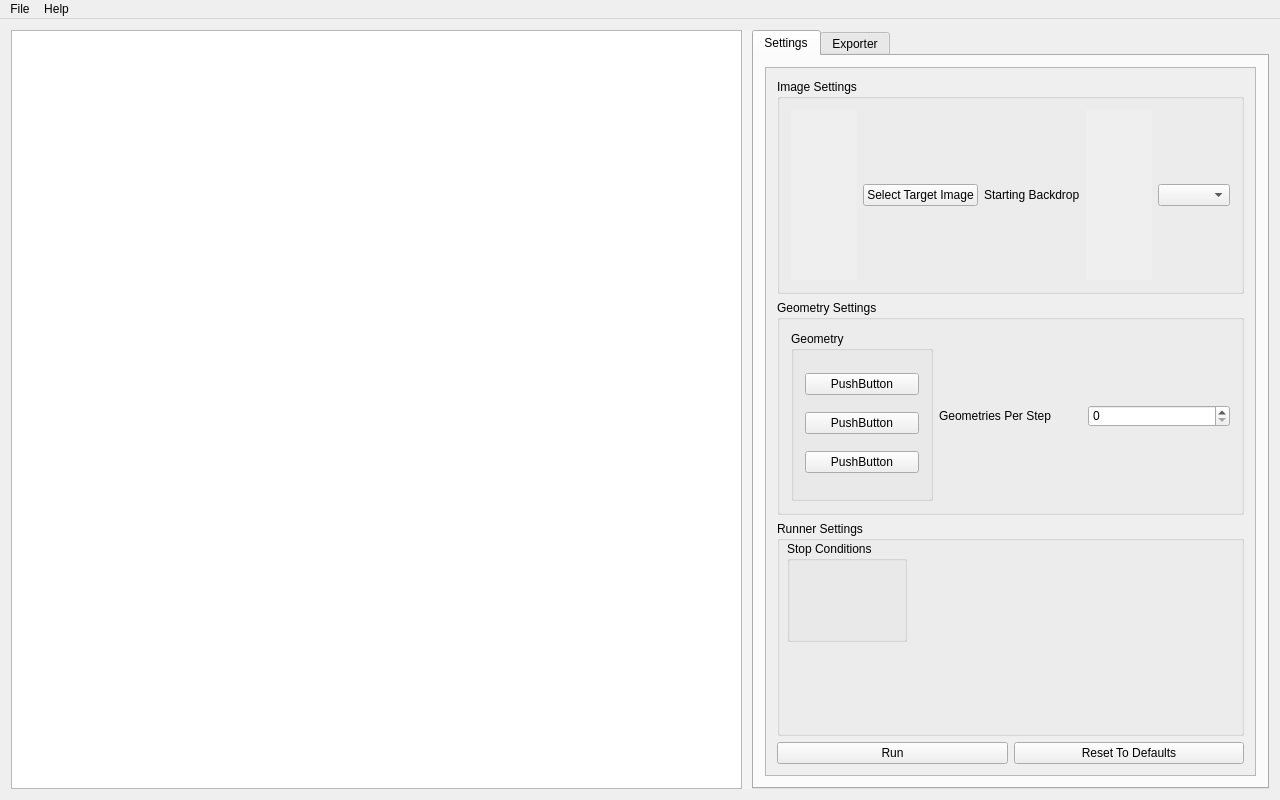
Tw1ddle/geometrize, file Geometrize/dialog/imagejobwindow.ui: the form before one commit.
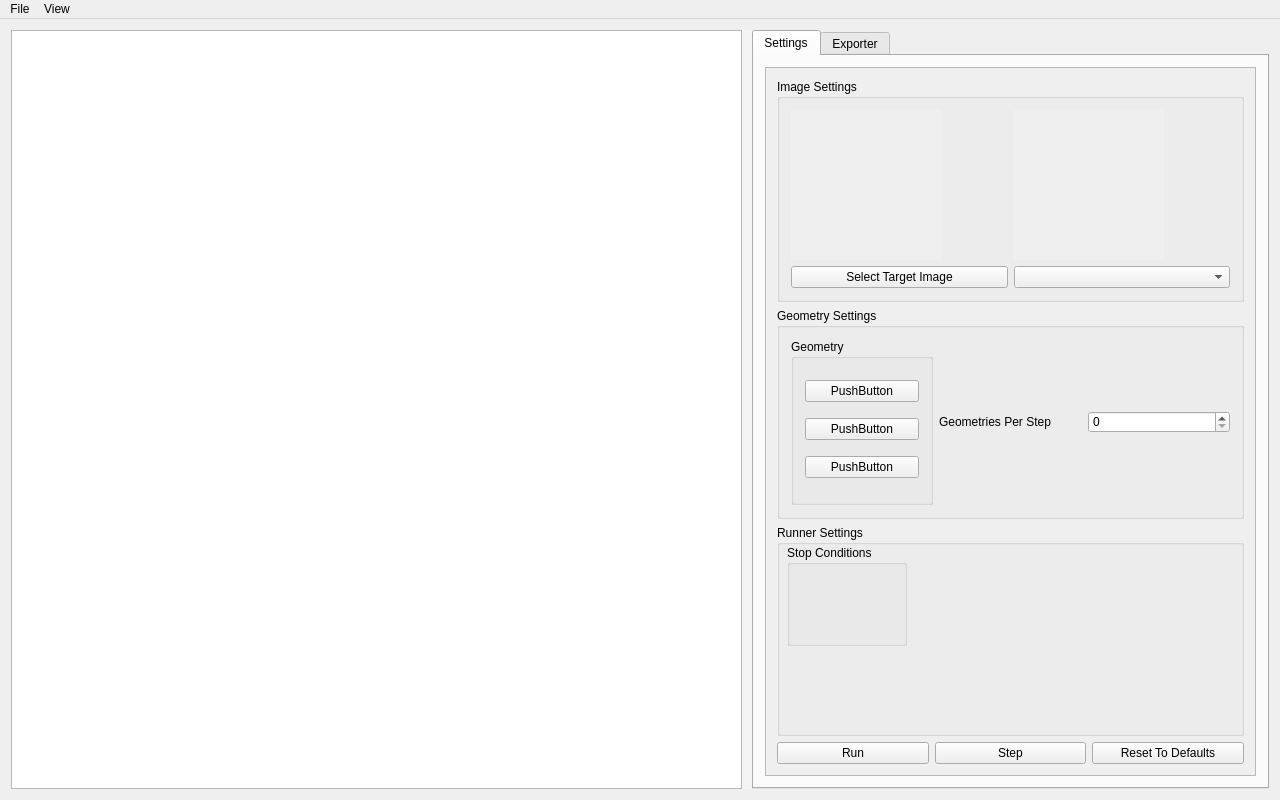
The form after the commit.

Commit message: More image job window tweaks

```diff
--- a/Geometrize/dialog/imagejobwindow.ui
+++ b/Geometrize/dialog/imagejobwindow.ui
@@ -84,7 +84,7 @@
       </widget>
       <widget class="QTabWidget" name="settingsTab">
        <property name="sizePolicy">
-        <sizepolicy hsizetype="Expanding" vsizetype="Expanding">
+        <sizepolicy hsizetype="MinimumExpanding" vsizetype="Expanding">
          <horstretch>0</horstretch>
          <verstretch>0</verstretch>
         </sizepolicy>
@@ -136,6 +136,13 @@
                  </property>
                 </widget>
                </item>
+               <item>
+                <widget class="QPushButton" name="stepButton">
+                 <property name="text">
+                  <string>Step</string>
+                 </property>
+                </widget>
+               </item>
                <item>
                 <widget class="QPushButton" name="resetButton">
                  <property name="text">
@@ -190,17 +197,14 @@
                   </property>
                   <layout class="QGridLayout" name="gridLayout">
                    <item row="0" column="0">
-                    <widget class="QPushButton" name="pushButton_2">
+                    <widget class="QPushButton" name="pushButton_10">
                      <property name="text">
                       <string>PushButton</string>
                      </property>
-                     <property name="checkable">
-                      <bool>true</bool>
-                     </property>
                     </widget>
                    </item>
                    <item row="1" column="0">
-                    <widget class="QPushButton" name="pushButton_3">
+                    <widget class="QPushButton" name="pushButton_2">
                      <property name="text">
                       <string>PushButton</string>
                      </property>
@@ -248,41 +252,78 @@
                </property>
                <layout class="QHBoxLayout" name="horizontalLayout">
                 <item>
-                 <widget class="QLabel" name="label">
-                  <property name="autoFillBackground">
-                   <bool>true</bool>
-                  </property>
-                  <property name="text">
-                   <string notr="true"/>
-                  </property>
-                 </widget>
+                 <layout class="QVBoxLayout" name="verticalLayout">
+                  <item>
+                   <widget class="QLabel" name="label">
+                    <property name="sizePolicy">
+                     <sizepolicy hsizetype="Fixed" vsizetype="Fixed">
+                      <horstretch>0</horstretch>
+                      <verstretch>0</verstretch>
+                     </sizepolicy>
+                    </property>
+                    <property name="minimumSize">
+                     <size>
+                      <width>150</width>
+                      <height>150</height>
+                     </size>
+                    </property>
+                    <property name="maximumSize">
+                     <size>
+                      <width>150</width>
+                      <height>150</height>
+                     </size>
+                    </property>
+                    <property name="autoFillBackground">
+                     <bool>true</bool>
+                    </property>
+                    <property name="text">
+                     <string notr="true"/>
+                    </property>
+                   </widget>
+                  </item>
+                  <item>
+                   <widget class="QPushButton" name="pushButton">
+                    <property name="text">
+                     <string>Select Target Image</string>
+                    </property>
+                   </widget>
+                  </item>
+                 </layout>
                 </item>
                 <item>
-                 <widget class="QPushButton" name="pushButton">
-                  <property name="text">
-                   <string>Select Target Image</string>
-                  </property>
-                 </widget>
-                </item>
-                <item>
-                 <widget class="QLabel" name="label_3">
-                  <property name="text">
-                   <string>Starting Backdrop</string>
-                  </property>
-                 </widget>
-                </item>
-                <item>
-                 <widget class="QLabel" name="label_5">
-                  <property name="autoFillBackground">
-                   <bool>true</bool>
-                  </property>
-                  <property name="text">
-                   <string notr="true"/>
-                  </property>
-                 </widget>
-                </item>
-                <item>
-                 <widget class="QComboBox" name="comboBox_2"/>
+                 <layout class="QVBoxLayout" name="verticalLayout_2">
+                  <item>
+                   <widget class="QLabel" name="label_5">
+                    <property name="sizePolicy">
+                     <sizepolicy hsizetype="Fixed" vsizetype="Fixed">
+                      <horstretch>0</horstretch>
+                      <verstretch>0</verstretch>
+                     </sizepolicy>
+                    </property>
+                    <property name="minimumSize">
+                     <size>
+                      <width>150</width>
+                      <height>150</height>
+                     </size>
+                    </property>
+                    <property name="maximumSize">
+                     <size>
+                      <width>150</width>
+                      <height>150</height>
+                     </size>
+                    </property>
+                    <property name="autoFillBackground">
+                     <bool>true</bool>
+                    </property>
+                    <property name="text">
+                     <string notr="true"/>
+                    </property>
+                   </widget>
+                  </item>
+                  <item>
+                   <widget class="QComboBox" name="comboBox_2"/>
+                  </item>
+                 </layout>
                 </item>
                </layout>
               </widget>
@@ -354,16 +395,16 @@
     <addaction name="actionOpenPreferences"/>
     <addaction name="actionExit"/>
    </widget>
-   <widget class="QMenu" name="menuHelp">
+   <widget class="QMenu" name="menuView">
     <property name="title">
-     <string>Help</string>
+     <string>View</string>
     </property>
     <addaction name="actionOnline_Tutorials"/>
     <addaction name="actionTechnical_Support"/>
     <addaction name="actionAbout"/>
    </widget>
    <addaction name="menuFile"/>
-   <addaction name="menuHelp"/>
+   <addaction name="menuView"/>
   </widget>
   <action name="actionOpen_New_Image">
    <property name="text">
```
Left out of the diff: 96 changed lines with no effect on the pictures. The commit also changes 4 other files.
